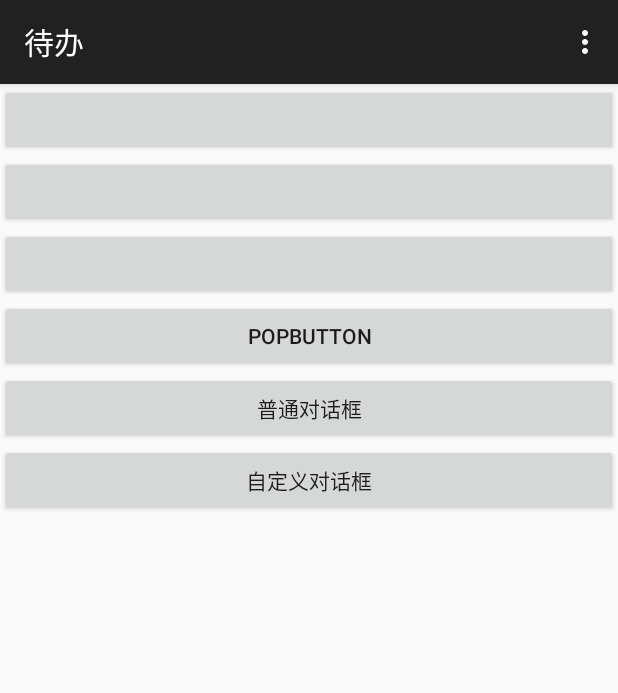
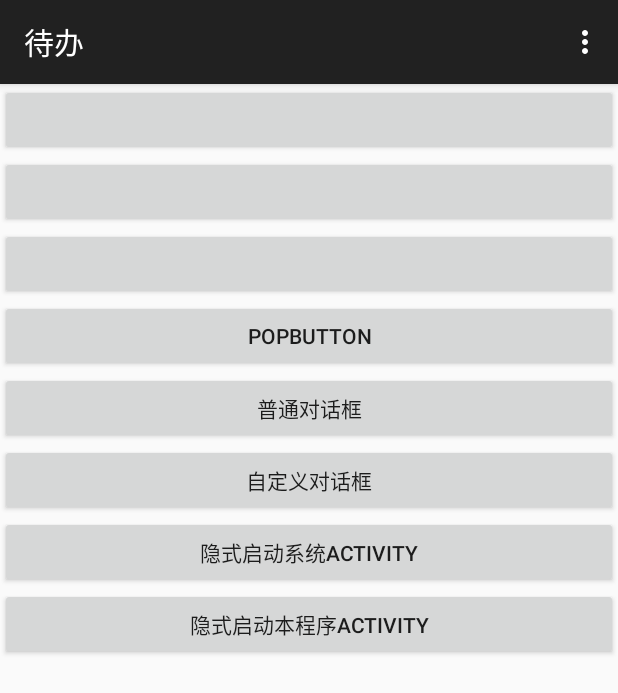
Before and after one commit to AKA-LinCoder/basic_android, an Android app: the LifeActivity screen opened directly, with no data from a screen before it, on a phone screen of 412 x 824 dp. Shown: the top 693 px of the screen. Run offline under Robolectric (Android 15) with nearby library versions, the phone set to English and light mode, and no system bars.

Commit message:
隐式启动

```diff
--- a/app/src/main/AndroidManifest.xml
+++ b/app/src/main/AndroidManifest.xml
@@ -43,9 +43,9 @@
             android:exported="true"
             android:launchMode="standard">
             <intent-filter>
-                <action android:name="android.intent.action.MAIN" />
+                <action android:name="com.abc" />
 
-                <category android:name="android.intent.category.LAUNCHER" />
+                <category android:name="android.intent.category.DEFAULT" />
             </intent-filter>
         </activity>
         <activity
--- a/app/src/main/java/com/echo/basicleaning/demo/component/LifeActivity.kt
+++ b/app/src/main/java/com/echo/basicleaning/demo/component/LifeActivity.kt
@@ -1,6 +1,8 @@
 package com.echo.basicleaning.demo.component
 
 import android.content.DialogInterface
+import android.content.Intent
+import android.net.Uri
 import androidx.appcompat.app.AppCompatActivity
 import android.os.Bundle
 import android.util.Log
@@ -20,9 +22,12 @@ class LifeActivity : AppCompatActivity(),View.OnClickListener {
     lateinit var binding: ActivityLifeBinding
 
     /***
-     * 1 正常启动：create->start->resume 正常退出：pause->stop->onDestroy
+     * 1 正常启动：create->start->resume 正常退出：pause->stop->onDestroy再次启动 create-->
      * 2 已经处于前台的activity，点击主页按钮离开当前activity：pause->stop,回到activity：restart->start->resume
      * 3 activity不可操作(熄屏，打开了其他activity)，而应用被强行杀死，再回到activity时：create->start->resume
+     *
+     * 4 当打开其他activity时，当前pause->stop,当点击返回时，当前restart->start->resume
+     * 5 打开普通对话框，对生命 周期没有影响，如果是activity伪装成对话框，会影响
      */
     //创建
     override fun onCreate(savedInstanceState: Bundle?) {
@@ -41,6 +46,18 @@ class LifeActivity : AppCompatActivity(),View.OnClickListener {
 
 //        setSupportActionBar(binding.t)
         Log.e("Tag","---------onCreate---------")
+
+
+        binding.open1.setOnClickListener {
+
+            val intent = Intent(Intent.ACTION_VIEW, Uri.parse("https://www.baidu.com"))
+            startActivity(intent)
+        }
+
+        binding.open2.setOnClickListener {
+            val intent = Intent("com.abc")
+            startActivity(intent)
+        }
 
 
 
@@ -189,6 +206,9 @@ class LifeActivity : AppCompatActivity(),View.OnClickListener {
             }
             R.id.diy_dialog_btn->{
 
+                val  intent = Intent(this,ButtonActivity::class.java)
+                startActivity(intent)
+
                 val btn = LinDialog(context = this,R.style.my)
                 btn.show()
             }
--- a/app/src/main/res/layout/activity_life.xml
+++ b/app/src/main/res/layout/activity_life.xml
@@ -42,5 +42,17 @@
         android:layout_height="wrap_content"
         android:text="自定义对话框"
         />
+    <Button
+        android:id="@+id/open1"
+        android:layout_width="match_parent"
+        android:layout_height="wrap_content"
+        android:text="隐式启动系统activity"
+        />
+    <Button
+        android:id="@+id/open2"
+        android:layout_width="match_parent"
+        android:layout_height="wrap_content"
+        android:text="隐式启动本程序activity"
+        />
 
 </LinearLayout>
```
Also changed, not shown: app/src/main/java/com/echo/basicleaning/demo/component/PopUpWindowActivity.kt (+15 -0 lines), app/src/main/res/layout/activity_pop_up_window.xml (+9 -0 lines), app/src/main/res/layout/array_item_layout.xml (added, +19 -0 lines).
